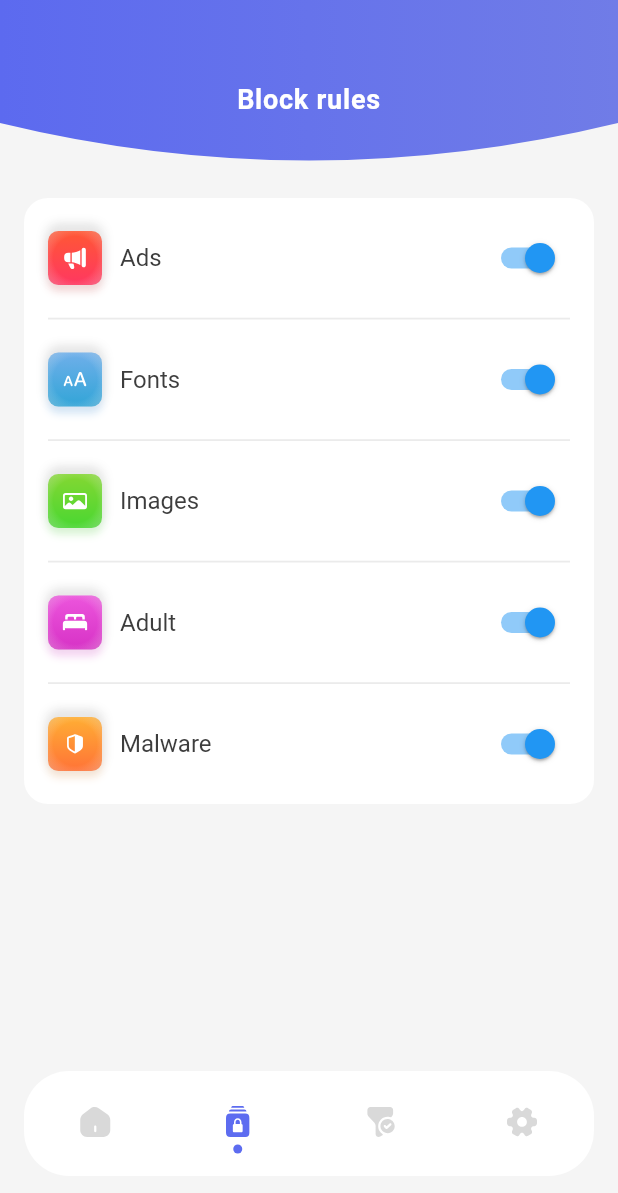
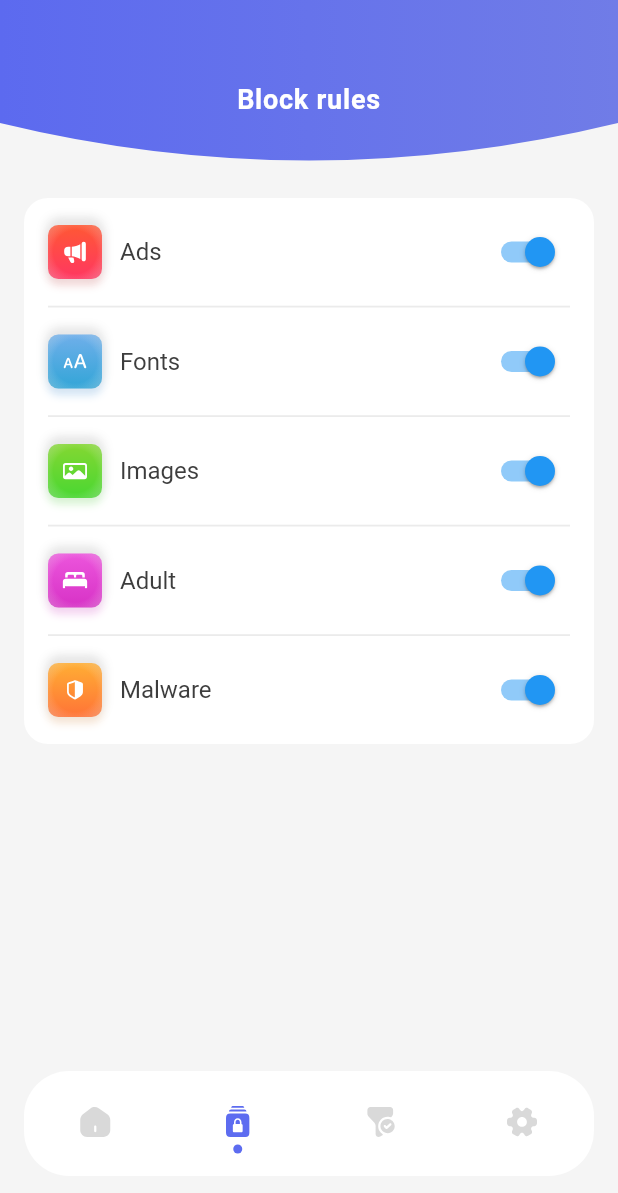
Before and after one commit to dayveedaniel/ad_blocker, a Flutter app: the screen it shows after launch, item 2 of the bottom bar chosen, on a phone screen of 412 x 824 dp. Shown: the top 1193 px of the screen. Run offline on Flutter 3.47's test engine with Material 2 defaults, Android fonts, the phone set to English and light mode, and no system bars; our stand-ins replace bloc, dio, flutter_bloc, flutter_svg, get_it, injectable.

```diff
--- a/lib/ui/main_page.dart
+++ b/lib/ui/main_page.dart
@@ -36,25 +36,25 @@ class _MainPageState extends State<MainPage>
           Navigator(
             // key: firstTabNavKey,
             //initialRoute: RouteNames.homePage,
-            pages: [MaterialPage(child: HomePage())],
+            pages: const [MaterialPage(child: HomePage())],
             onPopPage: (route, result) {
               return true;
             },
           ),
           Navigator(
-            pages: [MaterialPage(child: BlockPage())],
+            pages: const [MaterialPage(child: BlockPage())],
             onPopPage: (route, result) {
               return true;
             },
           ),
           Navigator(
-            pages: [MaterialPage(child: FiltersPage())],
+            pages: const [MaterialPage(child: FiltersPage())],
             onPopPage: (route, result) {
               return true;
             },
           ),
           Navigator(
-            pages: [MaterialPage(child: SettingsPage())],
+            pages: const [MaterialPage(child: SettingsPage())],
             onPopPage: (route, result) {
               return true;
             },
--- a/lib/ui/widgets/block_page_widgets/option_tile.dart
+++ b/lib/ui/widgets/block_page_widgets/option_tile.dart
@@ -81,7 +81,8 @@ class OptionTile extends StatelessWidget {
               ),
             ),
           ),
-          Switch(                                          //switcher
+          Switch(
+            materialTapTargetSize: MaterialTapTargetSize.shrinkWrap,
             value: true,
             onChanged: (bool isActive) {},
           ),
```
